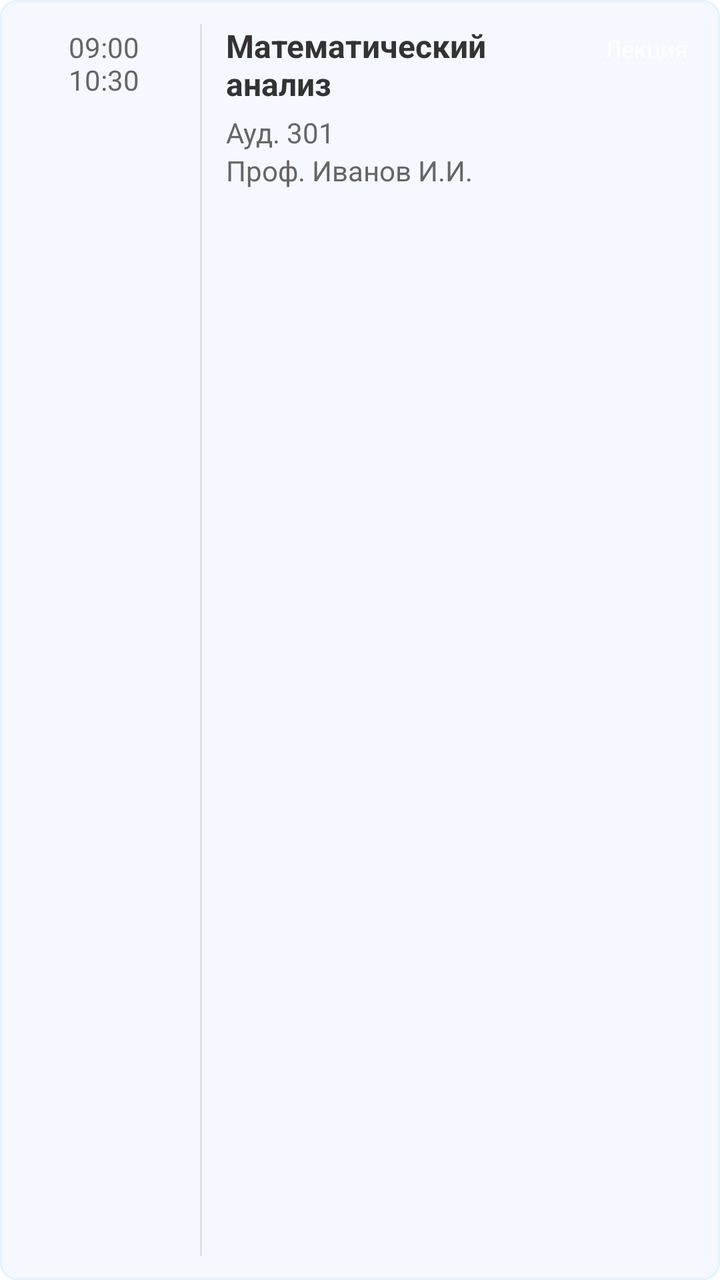
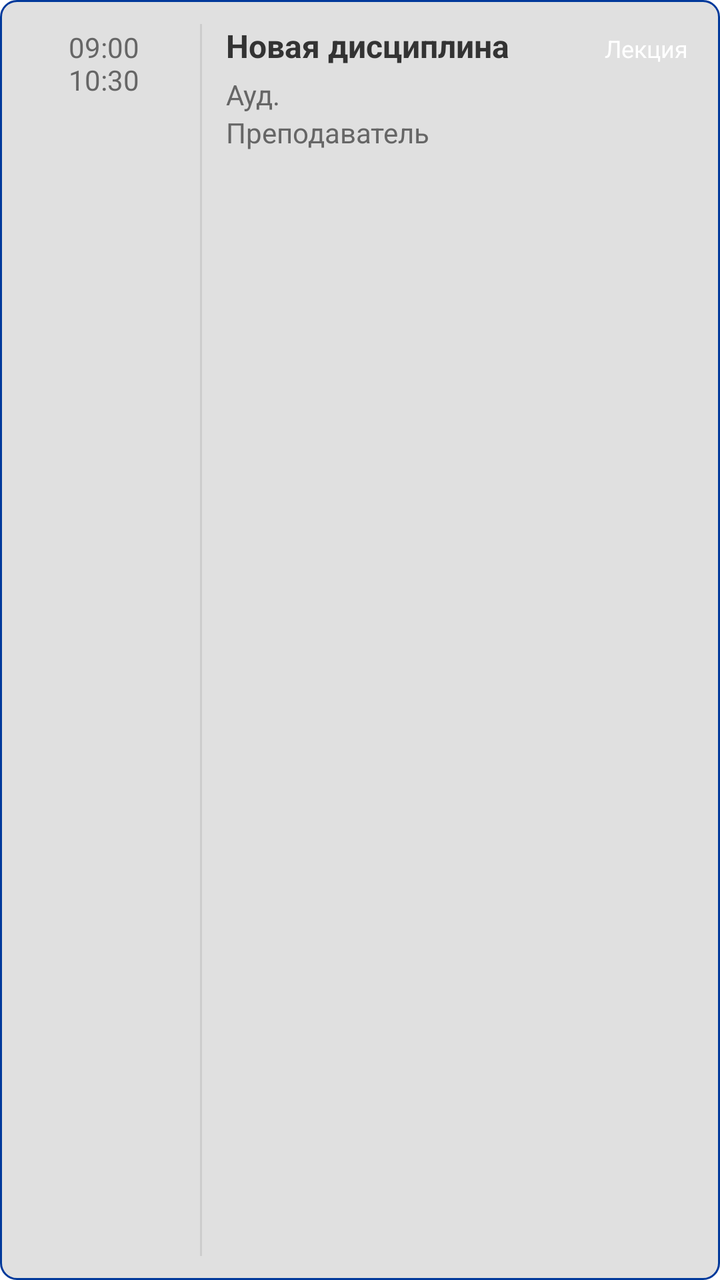

Screens rendered from an Android XML layout before and after an edit, with the pre-edit source and the edit as a unified diff.
<!-- AndroidManifest.xml: application theme Theme.Androiddd -->
<!-- res/layout/layout_lesson_item.xml -->
<?xml version="1.0" encoding="utf-8"?>
<LinearLayout xmlns:android="http://schemas.android.com/apk/res/android"
    android:id="@+id/lessonItemLayout"
    android:layout_width="match_parent"
    android:layout_height="wrap_content"
    android:orientation="horizontal"
    android:layout_marginBottom="12dp"
    android:background="@drawable/lesson_item_background"
    android:padding="12dp"
    android:clickable="true"
    android:focusable="true"
    android:foreground="?attr/selectableItemBackground">

    
    <ImageView
        android:id="@+id/lessonCheckBox"
        android:layout_width="24dp"
        android:layout_height="24dp"
        android:layout_marginEnd="8dp"
        android:visibility="gone"
        android:src="@drawable/checkbox_unchecked"
        android:scaleType="centerInside" />

    <TextView
        android:id="@+id/lessonTime"
        android:layout_width="80dp"
        android:layout_height="wrap_content"
        android:text="09:00\n10:30"
        android:textSize="14sp"
        android:textColor="#666666"
        android:gravity="center" />

    <View
        android:layout_width="1dp"
        android:layout_height="match_parent"
        android:background="#E0E0E0"
        android:layout_marginStart="8dp"
        android:layout_marginEnd="12dp" />

    <LinearLayout
        android:layout_width="0dp"
        android:layout_height="wrap_content"
        android:layout_weight="1"
        android:orientation="vertical">

        <TextView
            android:id="@+id/lessonName"
            android:layout_width="match_parent"
            android:layout_height="wrap_content"
            android:text="Математический анализ"
            android:textSize="16sp"
            android:textStyle="bold"
            android:textColor="#333333" />

        <TextView
            android:id="@+id/lessonRoom"
            android:layout_width="match_parent"
            android:layout_height="wrap_content"
            android:text="Ауд. 301"
            android:textSize="14sp"
            android:textColor="#666666"
            android:layout_marginTop="4dp" />

        <TextView
            android:id="@+id/lessonTeacher"
            android:layout_width="match_parent"
            android:layout_height="wrap_content"
            android:text="Проф. Иванов И.И."
            android:textSize="14sp"
            android:textColor="#666666" />

    </LinearLayout>

    <TextView
        android:id="@+id/lessonType"
        android:layout_width="wrap_content"
        android:layout_height="wrap_content"
        android:text="Лекция"
        android:textSize="12sp"
        android:padding="4dp"
        android:textColor="#FFFFFF"
        android:layout_marginStart="8dp" />

</LinearLayout>
<!-- resources referenced by this layout -->
<resources>
  <!-- drawable checkbox_unchecked (drawable) -->
  <?xml version="1.0" encoding="utf-8"?>
  <vector xmlns:android="http://schemas.android.com/apk/res/android"
      android:width="24dp"
      android:height="24dp"
      android:viewportWidth="24"
      android:viewportHeight="24">
      <path
          android:pathData="M19,5v14H5V5h14m0,-2H5c-1.1,0 -2,0.9 -2,2v14c0,1.1 0.9,2 2,2h14c1.1,0 2,-0.9 2,-2V5c0,-1.1 -0.9,-2 -2,-2z"
          android:fillColor="#757575"/>
  </vector>
  <!-- drawable lesson_item_background (drawable) -->
  <?xml version="1.0" encoding="utf-8"?>
  <shape xmlns:android="http://schemas.android.com/apk/res/android">
      <solid android:color="#F5F9FF" />
      <corners android:radius="8dp" />
      <stroke android:width="1dp" android:color="#E3F2FD" />
  </shape>
  <style name="Theme.Androiddd" parent="Theme.MaterialComponents.DayNight.NoActionBar">
          
          <item name="colorPrimary">#1565C0</item> 
          
          <item name="colorSecondary">#4CAF50</item> 
  
          
          <item name="colorSurface">#FFFFFF</item> 
          <item name="colorOnSurface">#333333</item> 
  
          
          <item name="colorControlNormal">#666666</item> 
          <item name="colorControlActivated">#1565C0</item> 
          <item name="colorControlHighlight">#441565C0</item> 
  
          
          <item name="android:textColorPrimary">#333333</item> 
          <item name="android:textColorSecondary">#666666</item> 
  
          
          <item name="android:statusBarColor">#1565C0</item>
          
          <item name="android:windowLightStatusBar">true</item> 
          
          <item name="android:windowBackground">#FFFFFF</item>
      </style>
</resources>

<!-- the commit's change to res/layout/layout_lesson_item.xml (unified diff, before → after) -->
@@ -4,41 +4,32 @@
     android:layout_width="match_parent"
     android:layout_height="wrap_content"
     android:orientation="horizontal"
-    android:layout_marginBottom="12dp"
+    android:layout_marginBottom="@dimen/lesson_detail_input_margin_bottom"
     android:background="@drawable/lesson_item_background"
-    android:padding="12dp"
+    android:padding="@dimen/lesson_detail_input_margin_bottom"
     android:clickable="true"
     android:focusable="true"
     android:foreground="?attr/selectableItemBackground">
 
-    
-    <ImageView
-        android:id="@+id/lessonCheckBox"
-        android:layout_width="24dp"
-        android:layout_height="24dp"
-        android:layout_marginEnd="8dp"
-        android:visibility="gone"
-        android:src="@drawable/checkbox_unchecked"
-        android:scaleType="centerInside" />
 
     <TextView
         android:id="@+id/lessonTime"
-        android:layout_width="80dp"
+        android:layout_width="@dimen/dialog_rgb_input_width"
         android:layout_height="wrap_content"
         android:text="09:00\n10:30"
-        android:textSize="14sp"
-        android:textColor="#666666"
+        android:textSize="@dimen/text_size_medium"
+        android:textColor="@color/colorOnSurfaceVariant"
         android:gravity="center" />
 
     <View
-        android:layout_width="1dp"
+        android:layout_width="@dimen/lesson_detail_color_button_size_1dp"
         android:layout_height="match_parent"
-        android:background="#E0E0E0"
-        android:layout_marginStart="8dp"
-        android:layout_marginEnd="12dp" />
+        android:background="@color/colorOutline"
+        android:layout_marginStart="@dimen/lesson_detail_8dp"
+        android:layout_marginEnd="@dimen/lesson_detail_input_margin_bottom" />
 
     <LinearLayout
-        android:layout_width="0dp"
+        android:layout_width="@dimen/lesson_detail_0dp"
         android:layout_height="wrap_content"
         android:layout_weight="1"
         android:orientation="vertical">
@@ -47,27 +38,27 @@
             android:id="@+id/lessonName"
             android:layout_width="match_parent"
             android:layout_height="wrap_content"
-            android:text="Математический анализ"
-            android:textSize="16sp"
+            android:text="@string/default_new_lesson_name"
+            android:textSize="@dimen/text_size_large"
             android:textStyle="bold"
-            android:textColor="#333333" />
+            android:textColor="@color/colorOnSurface" />
 
         <TextView
             android:id="@+id/lessonRoom"
             android:layout_width="match_parent"
             android:layout_height="wrap_content"
-            android:text="Ауд. 301"
-            android:textSize="14sp"
-            android:textColor="#666666"
-            android:layout_marginTop="4dp" />
+            android:text="@string/default_new_lesson_room"
+            android:textSize="@dimen/text_size_medium"
+            android:textColor="@color/colorOnSurfaceVariant"
+            android:layout_marginTop="@dimen/lesson_item_margin_bottom" />
 
         <TextView
             android:id="@+id/lessonTeacher"
             android:layout_width="match_parent"
             android:layout_height="wrap_content"
-            android:text="Проф. Иванов И.И."
-            android:textSize="14sp"
-            android:textColor="#666666" />
+            android:text="@string/default_new_lesson_teacher"
+            android:textSize="@dimen/text_size_medium"
+            android:textColor="@color/colorOnSurfaceVariant" />
 
     </LinearLayout>
 
@@ -75,10 +66,10 @@
         android:id="@+id/lessonType"
         android:layout_width="wrap_content"
         android:layout_height="wrap_content"
-        android:text="Лекция"
-        android:textSize="12sp"
-        android:padding="4dp"
-        android:textColor="#FFFFFF"
-        android:layout_marginStart="8dp" />
+        android:text="@string/lesson_type_lecture"
+        android:textSize="@dimen/text_size_small"
+        android:padding="@dimen/lesson_item_margin_bottom"
+        android:textColor="@color/colorOnPrimary"
+        android:layout_marginStart="@dimen/lesson_detail_8dp" />
 
 </LinearLayout>
<!-- resource entries referenced after the edit -->
@@ -1,23 +1,29 @@
 <!-- resources referenced by this layout -->
 <resources>
-  <!-- drawable checkbox_unchecked (drawable) -->
-  <?xml version="1.0" encoding="utf-8"?>
-  <vector xmlns:android="http://schemas.android.com/apk/res/android"
-      android:width="24dp"
-      android:height="24dp"
-      android:viewportWidth="24"
-      android:viewportHeight="24">
-      <path
-          android:pathData="M19,5v14H5V5h14m0,-2H5c-1.1,0 -2,0.9 -2,2v14c0,1.1 0.9,2 2,2h14c1.1,0 2,-0.9 2,-2V5c0,-1.1 -0.9,-2 -2,-2z"
-          android:fillColor="#757575"/>
-  </vector>
+  <color name="colorOnPrimary">#FFFFFF</color>
+  <color name="colorOnSurface">#333333</color>
+  <color name="colorOnSurfaceVariant">#666666</color>
+  <color name="colorOutline">#CCCCCC</color>
+  <dimen name="dialog_rgb_input_width">80dp</dimen>
+  <dimen name="lesson_detail_0dp">0dp</dimen>
+  <dimen name="lesson_detail_8dp">8dp</dimen>
+  <dimen name="lesson_detail_color_button_size_1dp">1dp</dimen>
+  <dimen name="lesson_detail_input_margin_bottom">12dp</dimen>
+  <dimen name="lesson_item_margin_bottom">4dp</dimen>
+  <dimen name="text_size_large">16sp</dimen>
+  <dimen name="text_size_medium">14sp</dimen>
+  <dimen name="text_size_small">12sp</dimen>
   <!-- drawable lesson_item_background (drawable) -->
   <?xml version="1.0" encoding="utf-8"?>
   <shape xmlns:android="http://schemas.android.com/apk/res/android">
-      <solid android:color="#F5F9FF" />
-      <corners android:radius="8dp" />
-      <stroke android:width="1dp" android:color="#E3F2FD" />
+      <solid android:color="@color/colorSurfaceVariant" />
+      <corners android:radius="@dimen/dialog_button_margin" />
+      <stroke android:width="@dimen/lesson_detail_color_button_size_1dp" android:color="@color/colorPrimaryVariant" />
   </shape>
+  <string name="default_new_lesson_name">Новая дисциплина</string>
+  <string name="default_new_lesson_room">Ауд.</string>
+  <string name="default_new_lesson_teacher">Преподаватель</string>
+  <string name="lesson_type_lecture">Лекция</string>
   <style name="Theme.Androiddd" parent="Theme.MaterialComponents.DayNight.NoActionBar">
           
           <item name="colorPrimary">#1565C0</item> 
@@ -44,5 +50,8 @@
           
           <item name="android:windowBackground">#FFFFFF</item>
       </style>
+  <color name="colorSurfaceVariant">#E0E0E0</color>
+  <dimen name="dialog_button_margin">8dp</dimen>
+  <color name="colorPrimaryVariant">#00399B</color>
 </resources>
 
